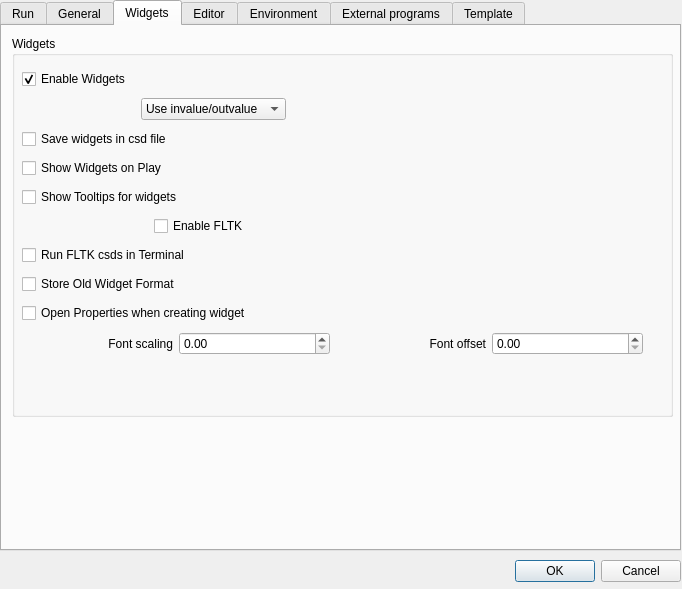
The window that src/configdialog.ui (CsoundQt/CsoundQt) describes before a commit, drawn with Qt 5.
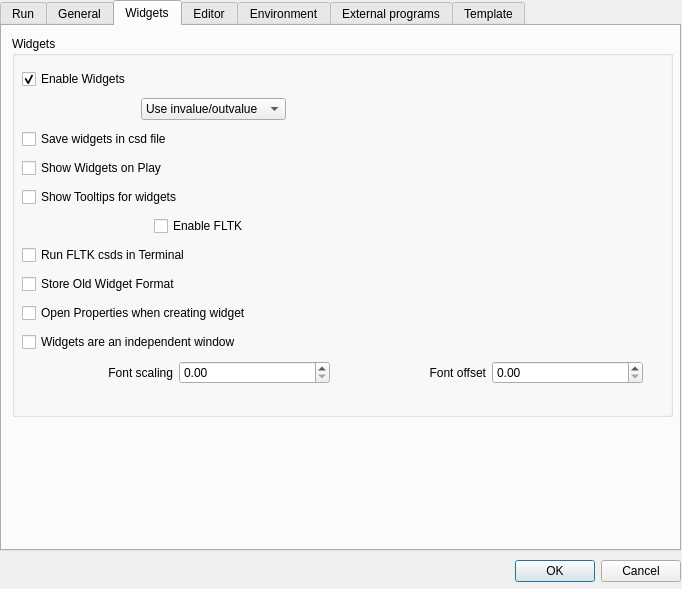
The same window after the commit.

Commit message: Added Finnish translation by Niko Humalamäki. Added config option to set widgets in separate window, but not working yet... Improvements in String Phaser example, added it to menu

What changed in the file:
```diff
--- a/src/configdialog.ui
+++ b/src/configdialog.ui
@@ -883,7 +883,7 @@
         <x>10</x>
         <y>30</y>
         <width>621</width>
-        <height>301</height>
+        <height>324</height>
        </rect>
       </property>
       <layout class="QVBoxLayout" name="verticalLayout_2">
@@ -1087,6 +1087,13 @@
          </property>
         </widget>
        </item>
+       <item>
+        <widget class="QCheckBox" name="widgetsIndependentCheckBox">
+         <property name="text">
+          <string>Widgets are an independent window</string>
+         </property>
+        </widget>
+       </item>
        <item>
         <layout class="QHBoxLayout" name="horizontalLayout_7">
          <item>
```
Left out of the diff: 14 changed lines with no effect on the pictures. The commit also changes 25 other files.
